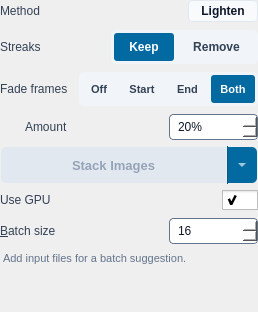
This is src/startrails/ui/step_stack_images.ui in gkyle/startrails as Qt 5 draws it before an edit. The edited form follows.
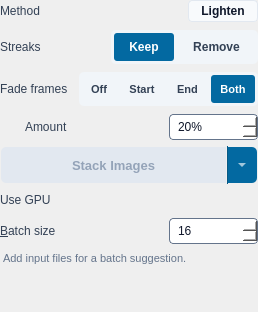
This is the edited form. Icons and pictures are not drawn.

```diff
--- a/src/startrails/ui/step_stack_images.ui
+++ b/src/startrails/ui/step_stack_images.ui
@@ -524,9 +524,10 @@
           </property>
           <property name="styleSheet">
            <string notr="true">QCheckBox#useGPU { spacing: 0px;}
-QCheckBox#useGPU::indicator { width: 36px; height: 20px; }
+QCheckBox#useGPU::indicator { width: 36px; height: 20px; border-radius: 10px; }
 QCheckBox#useGPU::indicator:unchecked { image: url(:/startrails/ui/switch_off.svg); }
-QCheckBox#useGPU::indicator:checked { image: url(:/startrails/ui/switch_on.svg); }</string>
+QCheckBox#useGPU::indicator:checked { image: url(:/startrails/ui/switch_on.svg); }
+</string>
           </property>
           <property name="text">
            <string/>
```
Left out of the diff: 3 changed lines with no effect on the pictures.
